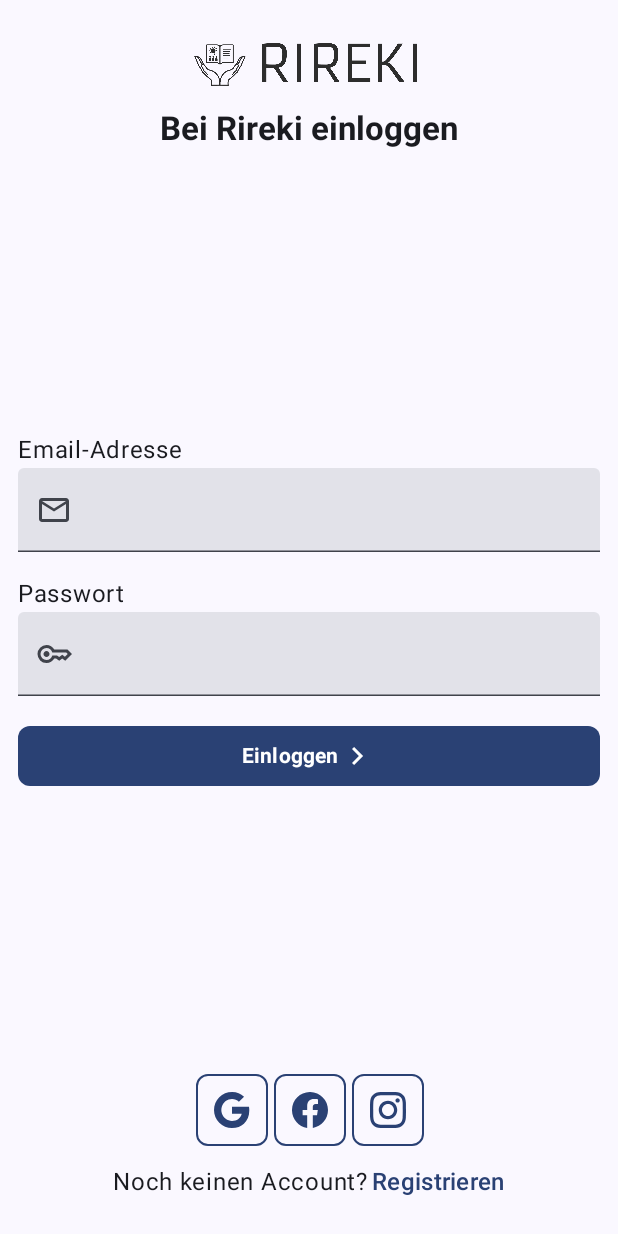
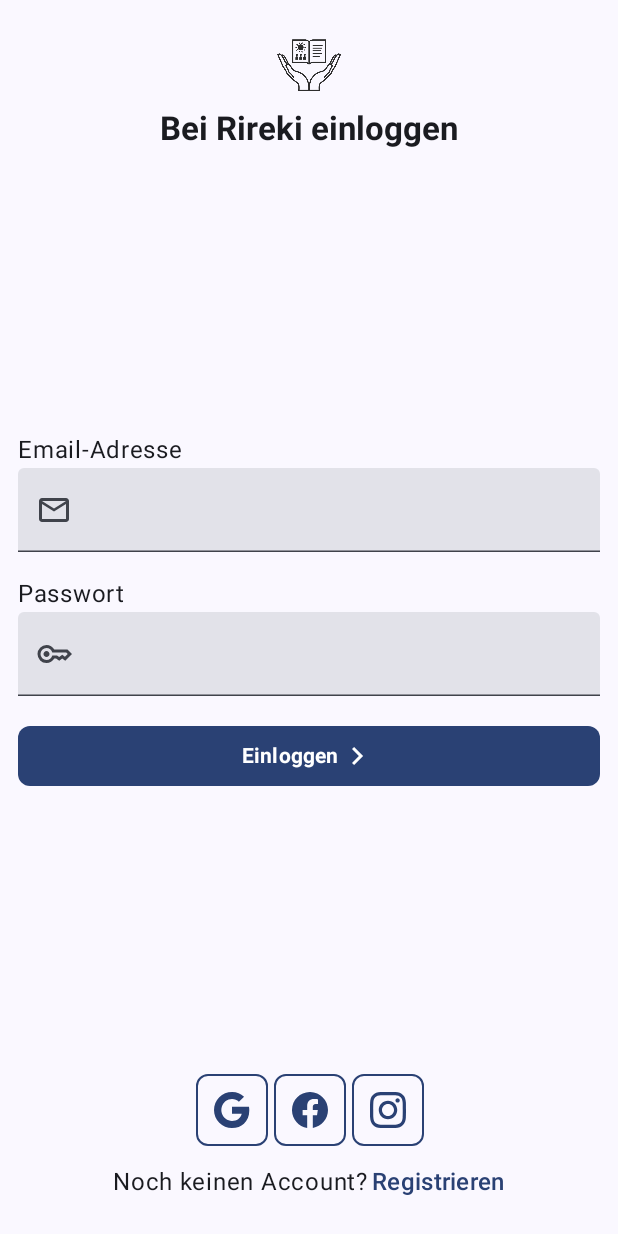
Before and after one commit to erikrei/Rireki, an Android app built with Jetpack Compose: the AuthenticationScreen screen opened through its navigation route, on a phone screen of 412 x 824 dp. Run offline under Robolectric (Android 15) with nearby library versions, the phone set to English and light mode, and no system bars.

Commit message:
Grundstuktur Home - minSdk auf 26 verändert, damit LocalDate verwendet werden kann - Dummy Steckbrieflisten erstellt - getMonthName.kt enthält Funktion, die den Monatsnamen zurückgibt - Home Objekt für die Navigation - 1. entworfenes Design umgesetzt - Logo mit Text und nur mit Bild vorhanden - ProfileList Datenobjekt, das die Daten einer Steckbriefliste enthält

```diff
--- a/app/build.gradle.kts
+++ b/app/build.gradle.kts
@@ -10,7 +10,7 @@ android {
 
     defaultConfig {
         applicationId = "com.example.rireki"
-        minSdk = 24
+        minSdk = 26
         targetSdk = 34
         versionCode = 1
         versionName = "1.0"
--- a/app/src/main/java/com/example/rireki/MainRireki.kt
+++ b/app/src/main/java/com/example/rireki/MainRireki.kt
@@ -6,7 +6,9 @@ import androidx.navigation.compose.NavHost
 import androidx.navigation.compose.composable
 import androidx.navigation.compose.rememberNavController
 import com.example.rireki.data.objects.Authentication
+import com.example.rireki.data.objects.Home
 import com.example.rireki.ui.screens.AuthenticationScreen
+import com.example.rireki.ui.screens.HomeScreen
 
 @Composable
 fun MainRireki(
@@ -14,10 +16,13 @@ fun MainRireki(
 ) {
     NavHost(
         navController = navController,
-        startDestination = Authentication
+        startDestination = Home
     ) {
         composable<Authentication> {
             AuthenticationScreen()
         }
+        composable<Home> {
+            HomeScreen()
+        }
     }
 }
--- /dev/null
+++ b/app/src/main/java/com/example/rireki/data/Data.kt
@@ -0,0 +1,9 @@
+package com.example.rireki.data
+
+import com.example.rireki.data.objects.ProfileList
+import java.time.LocalDate
+
+val dummyLists: List<ProfileList> = listOf<ProfileList>(
+    ProfileList("Jana's Bekanntschaft", createdAt = LocalDate.of(2024, 11, 19), createdFrom = "Jana Theisejans"),
+    ProfileList("Erik's Verwandschaft", createdAt = LocalDate.of(2024, 7, 8), createdFrom = "Erik Reisswig"),
+)
--- /dev/null
+++ b/app/src/main/java/com/example/rireki/data/objects/Home.kt
@@ -0,0 +1,6 @@
+package com.example.rireki.data.objects
+
+import kotlinx.serialization.Serializable
+
+@Serializable
+object Home
--- /dev/null
+++ b/app/src/main/java/com/example/rireki/data/objects/ProfileList.kt
@@ -0,0 +1,9 @@
+package com.example.rireki.data.objects
+
+import java.time.LocalDate
+
+data class ProfileList(
+    val name: String,
+    val createdFrom: String,
+    val createdAt: LocalDate,
+)
--- /dev/null
+++ b/app/src/main/java/com/example/rireki/data/util/getMonthName.kt
@@ -0,0 +1,24 @@
+package com.example.rireki.data.util
+
+import java.time.LocalDate
+
+fun getMonthName(date: LocalDate): String {
+    val monthValue = date.monthValue
+
+    val months = mapOf(
+        1 to "Januar",
+        2 to "Feburar",
+        3 to "März",
+        4 to "April",
+        5 to "Mai",
+        6 to "Juni",
+        7 to "Juli",
+        8 to "August",
+        9 to "September",
+        10 to "Oktober",
+        11 to "November",
+        12 to "Dezember"
+    )
+
+    return months.getOrDefault(monthValue, "")
+}
--- /dev/null
+++ b/app/src/main/java/com/example/rireki/ui/components/Home.kt
@@ -0,0 +1,139 @@
+package com.example.rireki.ui.components
+
+import androidx.compose.foundation.layout.Arrangement
+import androidx.compose.foundation.layout.Column
+import androidx.compose.foundation.layout.Row
+import androidx.compose.foundation.layout.padding
+import androidx.compose.foundation.layout.size
+import androidx.compose.material3.ExperimentalMaterial3Api
+import androidx.compose.material3.ExtendedFloatingActionButton
+import androidx.compose.material3.Icon
+import androidx.compose.material3.IconButton
+import androidx.compose.material3.MaterialTheme
+import androidx.compose.material3.Text
+import androidx.compose.material3.TopAppBar
+import androidx.compose.material3.TopAppBarDefaults
+import androidx.compose.runtime.Composable
+import androidx.compose.ui.Alignment
+import androidx.compose.ui.Modifier
+import androidx.compose.ui.res.dimensionResource
+import androidx.compose.ui.res.painterResource
+import androidx.compose.ui.res.stringResource
+import androidx.compose.ui.text.font.FontWeight
+import com.example.rireki.R
+import com.example.rireki.data.objects.ProfileList
+import com.example.rireki.data.util.getMonthName
+
+@OptIn(ExperimentalMaterial3Api::class)
+@Composable
+fun HomeTopBar(
+    modifier: Modifier = Modifier
+) {
+    TopAppBar(
+        title = {
+            Row(
+                verticalAlignment = Alignment.CenterVertically,
+                horizontalArrangement = Arrangement.spacedBy(
+                    dimensionResource(id = R.dimen.topbar_title_space)
+                )
+            ) {
+                Icon(
+                    painter = painterResource(id = R.drawable.logo),
+                    contentDescription = null,
+                    modifier = Modifier
+                        .size(
+                            dimensionResource(id = R.dimen.topbar_title_icon_size)
+                        )
+                )
+                Text(
+                    text = stringResource(id = R.string.app_name),
+                    style = MaterialTheme.typography.titleLarge,
+                )
+            }
+        },
+        actions = {
+              IconButton(
+                  onClick = { /*TODO*/ }
+              ) {
+                Icon(
+                    painter = painterResource(id = R.drawable.notification_24),
+                    contentDescription = null,
+                )
+              }
+        },
+        colors = TopAppBarDefaults.topAppBarColors(
+            containerColor = MaterialTheme.colorScheme.primary,
+            titleContentColor = MaterialTheme.colorScheme.onPrimary,
+            actionIconContentColor = MaterialTheme.colorScheme.onPrimary
+        ),
+        modifier = modifier
+    )
+}
+
+@Composable
+fun HomeFloatingActionButton(
+    modifier: Modifier = Modifier
+) {
+//    FloatingActionButton(
+//        onClick = { /*TODO*/ },
+//        modifier = modifier
+//    ) {
+//        Icon(
+//            painter = painterResource(id = R.drawable.add_24),
+//            contentDescription = null
+//        )
+//    }
+    ExtendedFloatingActionButton(
+        text = {
+               Text(text = "Liste hinzufügen")
+        },
+        icon = {
+            Icon(
+                painter = painterResource(id = R.drawable.add_24),
+                contentDescription = null
+            )
+        },
+        onClick = { /*TODO*/ },
+        modifier = modifier
+    )
+}
+
+@Composable
+fun HomeSingleList(
+    profileList: ProfileList,
+    modifier: Modifier = Modifier
+) {
+    val day = profileList.createdAt.dayOfMonth
+    val monthName = getMonthName(profileList.createdAt)
+    val year = profileList.createdAt.year
+
+    Row(
+        horizontalArrangement = Arrangement.SpaceBetween,
+        modifier = modifier
+    ) {
+        Column(
+            modifier = Modifier
+                .padding(
+                    dimensionResource(id = R.dimen.profile_list_inner_padding)
+                )
+        ) {
+            Text(
+                text = profileList.name,
+                style = MaterialTheme.typography.titleMedium,
+                fontWeight = FontWeight.Bold
+            )
+            Text(
+                text = "erstellt von: ${profileList.createdFrom}",
+                style = MaterialTheme.typography.labelSmall
+            )
+        }
+        Text(
+            text = "$day. $monthName $year",
+            style = MaterialTheme.typography.labelLarge,
+            modifier = Modifier
+                .padding(
+                    dimensionResource(id = R.dimen.profile_list_created_padding)
+                )
+        )
+    }
+}
--- /dev/null
+++ b/app/src/main/java/com/example/rireki/ui/screens/HomeScreen.kt
@@ -0,0 +1,66 @@
+package com.example.rireki.ui.screens
+
+import androidx.compose.foundation.border
+import androidx.compose.foundation.layout.fillMaxWidth
+import androidx.compose.foundation.layout.padding
+import androidx.compose.foundation.lazy.LazyColumn
+import androidx.compose.foundation.lazy.items
+import androidx.compose.foundation.shape.RoundedCornerShape
+import androidx.compose.material3.MaterialTheme
+import androidx.compose.material3.Scaffold
+import androidx.compose.runtime.Composable
+import androidx.compose.ui.Modifier
+import androidx.compose.ui.res.dimensionResource
+import androidx.compose.ui.tooling.preview.Preview
+import androidx.compose.ui.unit.dp
+import com.example.rireki.R
+import com.example.rireki.data.dummyLists
+import com.example.rireki.ui.components.HomeFloatingActionButton
+import com.example.rireki.ui.components.HomeSingleList
+import com.example.rireki.ui.components.HomeTopBar
+import com.example.rireki.ui.theme.RirekiTheme
+
+@Composable
+fun HomeScreen(
+    modifier: Modifier = Modifier
+) {
+    Scaffold(
+        topBar = { HomeTopBar() },
+        floatingActionButton = { HomeFloatingActionButton() },
+        modifier = modifier
+    ) {
+        paddingValues ->
+            LazyColumn(
+                modifier = Modifier
+                    .padding(paddingValues)
+            ) {
+                items(dummyLists) {
+                    HomeSingleList(
+                        profileList = it,
+                        modifier = Modifier
+                            .fillMaxWidth()
+                            .padding(
+                                vertical = dimensionResource(id = R.dimen.profile_list_outer_vertical_padding),
+                                horizontal = dimensionResource(id = R.dimen.profile_list_outer_horizontal_padding)
+                            )
+                            .border(
+                                width = 1.dp,
+                                color = MaterialTheme.colorScheme.primary,
+                                shape = RoundedCornerShape(
+                                    dimensionResource(id = R.dimen.profile_list_border_shape_size)
+                                )
+                            )
+                    )
+                }
+            }
+    }
+}
+
+
+@Preview
+@Composable
+fun HomeScreenPreview() {
+    RirekiTheme {
+        HomeScreen()
+    }
+}
--- /dev/null
+++ b/app/src/main/res/drawable/add_24.xml
@@ -0,0 +1,9 @@
+<vector xmlns:android="http://schemas.android.com/apk/res/android"
+    android:width="24dp"
+    android:height="24dp"
+    android:viewportWidth="960"
+    android:viewportHeight="960">
+  <path
+      android:pathData="M440,520L200,520v-80h240v-240h80v240h240v80L520,520v240h-80v-240Z"
+      android:fillColor="#e8eaed"/>
+</vector>
--- /dev/null
+++ b/app/src/main/res/drawable/notification_24.xml
@@ -0,0 +1,9 @@
+<vector xmlns:android="http://schemas.android.com/apk/res/android"
+    android:width="24dp"
+    android:height="24dp"
+    android:viewportWidth="960"
+    android:viewportHeight="960">
+  <path
+      android:pathData="M160,760v-80h80v-280q0,-83 50,-147.5T420,168v-28q0,-25 17.5,-42.5T480,80q25,0 42.5,17.5T540,140v28q80,20 130,84.5T720,400v280h80v80L160,760ZM480,460ZM480,880q-33,0 -56.5,-23.5T400,800h160q0,33 -23.5,56.5T480,880ZM320,680h320v-280q0,-66 -47,-113t-113,-47q-66,0 -113,47t-47,113v280Z"
+      android:fillColor="#e8eaed"/>
+</vector>
--- a/app/src/main/res/values/dimen.xml
+++ b/app/src/main/res/values/dimen.xml
@@ -9,4 +9,13 @@
     <dimen name="auth_social_padding">4.dp</dimen>
     <dimen name="auth_footer_padding">12.dp</dimen>
     <dimen name="auth_info_padding">2.dp</dimen>
+
+    <!--  Startseite  -->
+    <dimen name="topbar_title_icon_size">48.dp</dimen>
+    <dimen name="topbar_title_space">8.dp</dimen>
+    <dimen name="profile_list_outer_vertical_padding">8.dp</dimen>
+    <dimen name="profile_list_outer_horizontal_padding">16.dp</dimen>
+    <dimen name="profile_list_inner_padding">16.dp</dimen>
+    <dimen name="profile_list_created_padding">8.dp</dimen>
+    <dimen name="profile_list_border_shape_size">8.dp</dimen>
 </resources>
```
Also changed, not shown: app/src/main/res/drawable/logo.png, app/src/main/res/drawable/logo_text.png (added).
